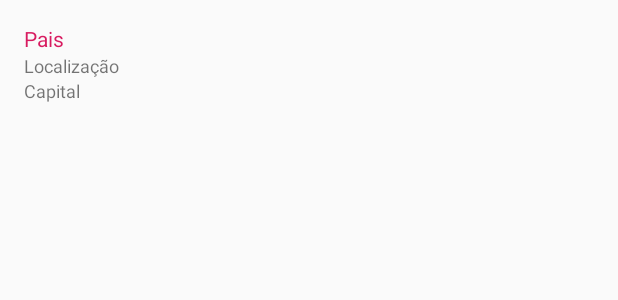
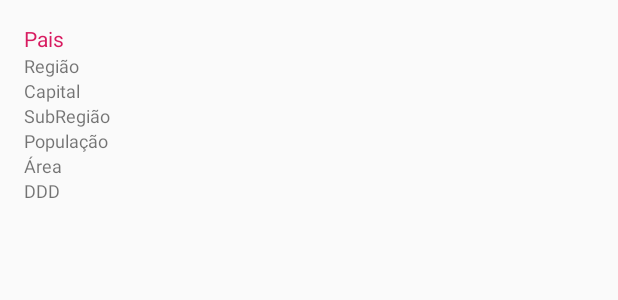
Before and after one commit to ChigorGomes/SD2019-01, an Android app: the layout item_paises.xml on its own in the app's theme, with its tools: preview values and no code run, on a phone screen of 412 x 824 dp. Shown: the top 300 px of the screen. Run offline under Robolectric (Android 15) with nearby library versions, the phone set to English and light mode, and no system bars.

Commit message:
versão 2.0

```diff
--- a/MapaMundial/app/src/main/res/layout/item_paises.xml
+++ b/MapaMundial/app/src/main/res/layout/item_paises.xml
@@ -17,7 +17,7 @@
         android:layout_height="wrap_content"
         android:textSize="12sp"
         android:layout_below="@+id/name"
-        android:text="Localização" />
+        android:text="Região" />
     <TextView
         android:id="@+id/capital"
         android:layout_width="wrap_content"
@@ -25,9 +25,44 @@
         android:textSize="12sp"
         android:layout_below="@+id/region"
         android:text="Capital" />
+
+    <TextView
+        android:id="@+id/subregion"
+        android:layout_width="wrap_content"
+        android:layout_height="wrap_content"
+        android:textSize="12sp"
+        android:layout_below="@+id/capital"
+        android:text="SubRegião" />
+
+    <TextView
+        android:id="@+id/population"
+        android:layout_width="wrap_content"
+        android:layout_height="wrap_content"
+        android:textSize="12sp"
+        android:layout_below="@+id/subregion"
+        android:text="População" />
+
+    <TextView
+        android:id="@+id/area"
+        android:layout_width="wrap_content"
+        android:layout_height="wrap_content"
+        android:textSize="12sp"
+        android:layout_below="@+id/population"
+        android:text="Área" />
+
+    <TextView
+        android:id="@+id/numericCode"
+        android:layout_width="wrap_content"
+        android:layout_height="wrap_content"
+        android:textSize="12sp"
+        android:layout_below="@+id/area"
+        android:text="DDD" />
+
+
     <View
         android:layout_width="0dp"
         android:layout_height="0.5dp"
         android:layout_marginTop="8dp"
         android:background="@color/grey"/>
+
 </RelativeLayout>
--- /dev/null
+++ b/MapaMundial/app/src/main/res/menu/main.xml
@@ -0,0 +1,5 @@
+<?xml version="1.0" encoding="utf-8"?>
+<menu xmlns:android="http://schemas.android.com/apk/res/android">
+    <item android:id="@+id/mostrarAmerica" android:title="South America"/>
+
+</menu>
```
Also changed, not shown: MapaMundial/app/src/main/java/com/example/mapamundial/Adapter/Adapter.java (+22 -11 lines), MapaMundial/app/src/main/java/com/example/mapamundial/DAO/SQLHelper.java (+12 -6 lines), MapaMundial/app/src/main/java/com/example/mapamundial/MainActivity.java (+64 -17 lines), MapaMundial/app/src/main/java/com/example/mapamundial/MapsActivity.java (+64 -3 lines), MapaMundial/app/src/main/java/com/example/mapamundial/Model/Paises.java (+68 -12 lines), MapaMundial/app/src/main/java/com/example/mapamundial/Model/Repositorio.java (+16 -11 lines).
